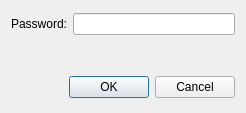
andrewrk/Secure-WordVault, file PasswordInputDialog.ui: the form before one commit.
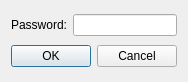
The form after the commit. Custom widgets are drawn as their Qt base class.

The edit to the form file:
```diff
--- a/PasswordInputDialog.ui
+++ b/PasswordInputDialog.ui
@@ -6,8 +6,8 @@
    <rect>
     <x>0</x>
     <y>0</y>
-    <width>246</width>
-    <height>113</height>
+    <width>186</width>
+    <height>82</height>
    </rect>
   </property>
   <property name="windowTitle">
@@ -33,32 +33,6 @@
        </property>
       </widget>
      </item>
-     <item row="1" column="0">
-      <widget class="QLabel" name="label_2">
-       <property name="text">
-        <string/>
-       </property>
-       <property name="alignment">
-        <set>Qt::AlignRight|Qt::AlignTrailing|Qt::AlignVCenter</set>
-       </property>
-      </widget>
-     </item>
-     <item row="1" column="1">
-      <widget class="PasswordStrengthWidget" name="strengthMeter" native="true">
-       <property name="sizePolicy">
-        <sizepolicy hsizetype="Expanding" vsizetype="Fixed">
-         <horstretch>0</horstretch>
-         <verstretch>0</verstretch>
-        </sizepolicy>
-       </property>
-       <property name="minimumSize">
-        <size>
-         <width>0</width>
-         <height>27</height>
-        </size>
-       </property>
-      </widget>
-     </item>
     </layout>
    </item>
    <item>
@@ -73,14 +47,6 @@
    </item>
   </layout>
  </widget>
- <customwidgets>
-  <customwidget>
-   <class>PasswordStrengthWidget</class>
-   <extends>QWidget</extends>
-   <header>PasswordStrengthWidget.h</header>
-   <container>1</container>
-  </customwidget>
- </customwidgets>
  <resources/>
  <connections/>
 </ui>
```
Left out of the diff: 2 changed lines with no effect on the pictures.
